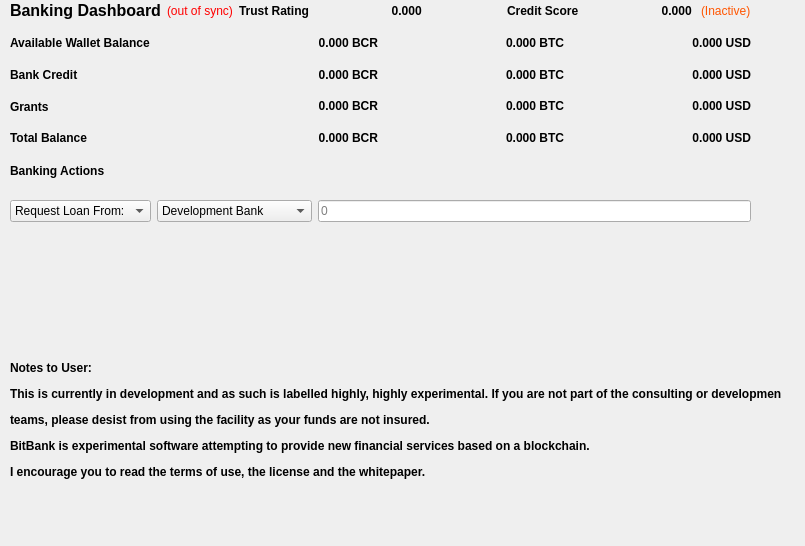
This is src/qt/forms/bankoverview.ui in thelonecrouton/bitcredit as Qt 5 draws it before an edit. The edited form follows.
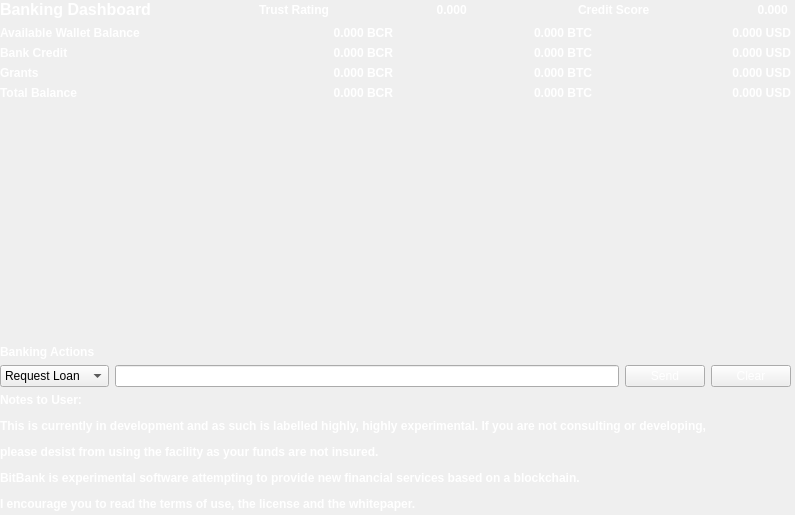
This is the edited form. Icons and pictures are not drawn. Custom widgets are drawn as their Qt base class.

Commit message: Recover changes made in master2

The edit to the form file:
```diff
--- a/src/qt/forms/bankoverview.ui
+++ b/src/qt/forms/bankoverview.ui
@@ -1,27 +1,189 @@
 <?xml version="1.0" encoding="UTF-8"?>
 <ui version="4.0">
- <class>Form</class>
- <widget class="QWidget" name="Form">
+ <class>BankOverview</class>
+ <widget class="QWidget" name="BankOverview">
   <property name="geometry">
    <rect>
     <x>0</x>
     <y>0</y>
-    <width>805</width>
-    <height>546</height>
+    <width>795</width>
+    <height>515</height>
    </rect>
   </property>
   <property name="windowTitle">
    <string>Form</string>
   </property>
-  <widget class="QWidget" name="gridLayoutWidget">
+  <widget class="QWidget" name="verticalLayoutWidget">
    <property name="geometry">
     <rect>
-     <x>10</x>
-     <y>30</y>
-     <width>741</width>
-     <height>121</height>
+     <x>0</x>
+     <y>0</y>
+     <width>791</width>
+     <height>511</height>
     </rect>
    </property>
+   <layout class="QVBoxLayout" name="verticalLayout">
+    <item>
+     <layout class="QHBoxLayout" name="horizontalLayout">
+      <item>
+       <widget class="QLabel" name="label_3">
+        <property name="font">
+         <font>
+          <weight>75</weight>
+          <bold>true</bold>
+         </font>
+        </property>
+        <property name="styleSheet">
+         <string notr="true">color: rgb(255, 255, 255);</string>
+        </property>
+        <property name="text">
+         <string>&lt;html&gt;&lt;head/&gt;&lt;body&gt;&lt;p&gt;&lt;span style=&quot; font-size:12pt;&quot;&gt;Banking Dashboard&lt;/span&gt;&lt;/p&gt;&lt;/body&gt;&lt;/html&gt;</string>
+        </property>
+       </widget>
+      </item>
+      <item>
+       <spacer name="horizontalSpacer_5">
+        <property name="orientation">
+         <enum>Qt::Horizontal</enum>
+        </property>
+        <property name="sizeHint" stdset="0">
+         <size>
+          <width>40</width>
+          <height>20</height>
+         </size>
+        </property>
+       </spacer>
+      </item>
+      <item>
+       <widget class="QLabel" name="label_9">
+        <property name="font">
+         <font>
+          <weight>75</weight>
+          <bold>true</bold>
+         </font>
+        </property>
+        <property name="styleSheet">
+         <string notr="true">color: rgb(255, 255, 255);</string>
+        </property>
+        <property name="text">
+         <string>&lt;html&gt;&lt;head/&gt;&lt;body&gt;&lt;p&gt;Trust Rating&lt;/p&gt;&lt;/body&gt;&lt;/html&gt;</string>
+        </property>
+       </widget>
+      </item>
+      <item>
+       <spacer name="horizontalSpacer_4">
+        <property name="orientation">
+         <enum>Qt::Horizontal</enum>
+        </property>
+        <property name="sizeHint" stdset="0">
+         <size>
+          <width>40</width>
+          <height>20</height>
+         </size>
+        </property>
+       </spacer>
+      </item>
+      <item>
+       <widget class="QLabel" name="trustrating">
+        <property name="font">
+         <font>
+          <weight>75</weight>
+          <bold>true</bold>
+         </font>
+        </property>
+        <property name="cursor">
+         <cursorShape>IBeamCursor</cursorShape>
+        </property>
+        <property name="toolTip">
+         <string>Your current total balance</string>
+        </property>
+        <property name="styleSheet">
+         <string notr="true">color: rgb(255, 255, 255);</string>
+        </property>
+        <property name="text">
+         <string notr="true">0.000 </string>
+        </property>
+        <property name="alignment">
+         <set>Qt::AlignRight|Qt::AlignTrailing|Qt::AlignVCenter</set>
+        </property>
+        <property name="textInteractionFlags">
+         <set>Qt::LinksAccessibleByMouse|Qt::TextSelectableByKeyboard|Qt::TextSelectableByMouse</set>
+        </property>
+       </widget>
+      </item>
+      <item>
+       <spacer name="horizontalSpacer_3">
+        <property name="orientation">
+         <enum>Qt::Horizontal</enum>
+        </property>
+        <property name="sizeHint" stdset="0">
+         <size>
+          <width>40</width>
+          <height>20</height>
+         </size>
+        </property>
+       </spacer>
+      </item>
+      <item>
+       <widget class="QLabel" name="label_8">
+        <property name="font">
+         <font>
+          <weight>75</weight>
+          <bold>true</bold>
+         </font>
+        </property>
+        <property name="styleSheet">
+         <string notr="true">color: rgb(255, 255, 255);</string>
+        </property>
+        <property name="text">
+         <string>&lt;html&gt;&lt;head/&gt;&lt;body&gt;&lt;p&gt;Credit Score&lt;/p&gt;&lt;/body&gt;&lt;/html&gt;</string>
+        </property>
+       </widget>
+      </item>
+      <item>
+       <spacer name="horizontalSpacer_2">
+        <property name="orientation">
+         <enum>Qt::Horizontal</enum>
+        </property>
+        <property name="sizeHint" stdset="0">
+         <size>
+          <width>40</width>
+          <height>20</height>
+         </size>
+        </property>
+       </spacer>
+      </item>
+      <item>
+       <widget class="QLabel" name="creditscore">
+        <property name="font">
+         <font>
+          <weight>75</weight>
+          <bold>true</bold>
+         </font>
+        </property>
+        <property name="cursor">
+         <cursorShape>IBeamCursor</cursorShape>
+        </property>
+        <property name="toolTip">
+         <string>Your current total balance</string>
+        </property>
+        <property name="styleSheet">
+         <string notr="true">color: rgb(255, 255, 255);</string>
+        </property>
+        <property name="text">
+         <string notr="true">0.000 </string>
+        </property>
+        <property name="alignment">
+         <set>Qt::AlignRight|Qt::AlignTrailing|Qt::AlignVCenter</set>
+        </property>
+        <property name="textInteractionFlags">
+         <set>Qt::LinksAccessibleByMouse|Qt::TextSelectableByKeyboard|Qt::TextSelectableByMouse</set>
+        </property>
+       </widget>
+      </item>
+     </layout>
+    </item>
+    <item>
    <layout class="QGridLayout" name="gridLayout">
     <item row="1" column="0">
      <widget class="QLabel" name="label_1">
@@ -31,6 +193,9 @@
         <bold>true</bold>
        </font>
       </property>
+        <property name="styleSheet">
+         <string notr="true">color: rgb(255, 255, 255);</string>
+        </property>
       <property name="text">
        <string>Available Wallet Balance</string>
       </property>
@@ -50,6 +215,9 @@
       <property name="toolTip">
        <string>Your current total balance</string>
       </property>
+        <property name="styleSheet">
+         <string notr="true">color: rgb(255, 255, 255);</string>
+        </property>
       <property name="text">
        <string notr="true">0.000 BCR</string>
       </property>
@@ -69,6 +237,9 @@
         <bold>true</bold>
        </font>
       </property>
+        <property name="styleSheet">
+         <string notr="true">color: rgb(255, 255, 255);</string>
+        </property>
       <property name="text">
        <string>Total Balance</string>
       </property>
@@ -88,6 +259,9 @@
       <property name="toolTip">
        <string>Current total balance in watch-only addresses</string>
       </property>
+        <property name="styleSheet">
+         <string notr="true">color: rgb(255, 255, 255);</string>
+        </property>
       <property name="text">
        <string notr="true">0.000 BTC</string>
       </property>
@@ -113,6 +287,9 @@
       <property name="toolTip">
        <string>Current total balance in watch-only addresses</string>
       </property>
+        <property name="styleSheet">
+         <string notr="true">color: rgb(255, 255, 255);</string>
+        </property>
       <property name="text">
        <string notr="true">0.000 BCR</string>
       </property>
@@ -138,6 +315,9 @@
       <property name="toolTip">
        <string>Current total balance in watch-only addresses</string>
       </property>
+        <property name="styleSheet">
+         <string notr="true">color: rgb(255, 255, 255);</string>
+        </property>
       <property name="text">
        <string notr="true">0.000 BCR</string>
       </property>
@@ -157,6 +337,9 @@
         <bold>true</bold>
        </font>
       </property>
+        <property name="styleSheet">
+         <string notr="true">color: rgb(255, 255, 255);</string>
+        </property>
       <property name="text">
        <string>Bank Credit</string>
       </property>
@@ -170,6 +353,9 @@
         <bold>true</bold>
        </font>
       </property>
+        <property name="styleSheet">
+         <string notr="true">color: rgb(255, 255, 255);</string>
+        </property>
       <property name="text">
        <string>Grants</string>
       </property>
@@ -189,6 +375,9 @@
       <property name="toolTip">
        <string>Current total balance in watch-only addresses</string>
       </property>
+        <property name="styleSheet">
+         <string notr="true">color: rgb(255, 255, 255);</string>
+        </property>
       <property name="text">
        <string notr="true">0.000 BCR</string>
       </property>
@@ -214,6 +403,9 @@
       <property name="toolTip">
        <string>Your current total balance</string>
       </property>
+        <property name="styleSheet">
+         <string notr="true">color: rgb(255, 255, 255);</string>
+        </property>
       <property name="text">
        <string notr="true">0.000 BTC</string>
       </property>
@@ -239,6 +431,9 @@
       <property name="toolTip">
        <string>Current total balance in watch-only addresses</string>
       </property>
+        <property name="styleSheet">
+         <string notr="true">color: rgb(255, 255, 255);</string>
+        </property>
       <property name="text">
        <string notr="true">0.000 BTC</string>
       </property>
@@ -264,6 +459,9 @@
       <property name="toolTip">
        <string>Current total balance in watch-only addresses</string>
       </property>
+        <property name="styleSheet">
+         <string notr="true">color: rgb(255, 255, 255);</string>
+        </property>
       <property name="text">
        <string notr="true">0.000 BTC</string>
       </property>
@@ -289,6 +487,9 @@
       <property name="toolTip">
        <string>Current total balance in watch-only addresses</string>
       </property>
+        <property name="styleSheet">
+         <string notr="true">color: rgb(255, 255, 255);</string>
+        </property>
       <property name="text">
        <string notr="true">0.000 USD</string>
       </property>
@@ -314,6 +515,9 @@
       <property name="toolTip">
        <string>Current total balance in watch-only addresses</string>
       </property>
+        <property name="styleSheet">
+         <string notr="true">color: rgb(255, 255, 255);</string>
+        </property>
       <property name="text">
        <string notr="true">0.000 USD</string>
       </property>
@@ -339,6 +543,9 @@
       <property name="toolTip">
        <string>Current total balance in watch-only addresses</string>
       </property>
+        <property name="styleSheet">
+         <string notr="true">color: rgb(255, 255, 255);</string>
+        </property>
       <property name="text">
        <string notr="true">0.000 USD</string>
       </property>
@@ -364,6 +571,9 @@
       <property name="toolTip">
        <string>Your current total balance</string>
       </property>
+        <property name="styleSheet">
+         <string notr="true">color: rgb(255, 255, 255);</string>
+        </property>
       <property name="text">
        <string notr="true">0.000 USD</string>
       </property>
@@ -376,194 +586,53 @@
      </widget>
     </item>
    </layout>
-  </widget>
-  <widget class="QWidget" name="horizontalLayoutWidget">
+    </item>
+    <item>
+     <widget class="QScrollArea" name="scrollArea">
+      <property name="frameShape">
+       <enum>QFrame::NoFrame</enum>
+      </property>
+      <property name="widgetResizable">
+       <bool>true</bool>
+      </property>
+      <widget class="QWidget" name="scrollAreaWidgetContents">
    <property name="geometry">
     <rect>
-     <x>10</x>
+         <x>0</x>
      <y>0</y>
-     <width>741</width>
-     <height>22</height>
-    </rect>
-   </property>
-   <layout class="QHBoxLayout" name="horizontalLayout">
-    <item>
-     <widget class="QLabel" name="label_3">
-      <property name="font">
-       <font>
-        <weight>75</weight>
-        <bold>true</bold>
-       </font>
-      </property>
-      <property name="text">
-       <string>&lt;html&gt;&lt;head/&gt;&lt;body&gt;&lt;p&gt;&lt;span style=&quot; font-size:12pt;&quot;&gt;Banking Dashboard&lt;/span&gt;&lt;/p&gt;&lt;/body&gt;&lt;/html&gt;</string>
-      </property>
-     </widget>
-    </item>
+         <width>789</width>
+         <height>231</height>
+        </rect>
+       </property>
+       <layout class="QVBoxLayout" name="verticalLayout_2" stretch="0,0">
+        <property name="margin">
+         <number>0</number>
+        </property>
     <item>
-     <widget class="QLabel" name="labelWalletStatus">
-      <property name="cursor">
-       <cursorShape>WhatsThisCursor</cursorShape>
-      </property>
-      <property name="toolTip">
-       <string>The displayed information may be out of date. Your wallet automatically synchronizes with the Bitcredits network after a connection is established, but this process has not completed yet.</string>
-      </property>
-      <property name="styleSheet">
-       <string notr="true">QLabel { color: red; }</string>
-      </property>
-      <property name="text">
-       <string notr="true">&lt;html&gt;&lt;head/&gt;&lt;body&gt;&lt;p&gt;(out of sync)&lt;/p&gt;&lt;/body&gt;&lt;/html&gt;</string>
-      </property>
-      <property name="alignment">
-       <set>Qt::AlignLeading|Qt::AlignLeft|Qt::AlignVCenter</set>
-      </property>
-     </widget>
+         <layout class="QVBoxLayout" name="entries">
+          <property name="spacing">
+           <number>6</number>
+          </property>
+         </layout>
     </item>
     <item>
-     <widget class="QLabel" name="label_9">
-      <property name="font">
-       <font>
-        <weight>75</weight>
-        <bold>true</bold>
-       </font>
-      </property>
-      <property name="text">
-       <string>&lt;html&gt;&lt;head/&gt;&lt;body&gt;&lt;p&gt;Trust Rating&lt;/p&gt;&lt;/body&gt;&lt;/html&gt;</string>
-      </property>
-     </widget>
-    </item>
-    <item>
-     <spacer name="horizontalSpacer_4">
+         <spacer name="verticalSpacer">
       <property name="orientation">
-       <enum>Qt::Horizontal</enum>
+           <enum>Qt::Vertical</enum>
       </property>
       <property name="sizeHint" stdset="0">
        <size>
-        <width>40</width>
-        <height>20</height>
+            <width>20</width>
+            <height>40</height>
        </size>
       </property>
      </spacer>
     </item>
-    <item>
-     <widget class="QLabel" name="labelTotal_2">
-      <property name="font">
-       <font>
-        <weight>75</weight>
-        <bold>true</bold>
-       </font>
-      </property>
-      <property name="cursor">
-       <cursorShape>IBeamCursor</cursorShape>
-      </property>
-      <property name="toolTip">
-       <string>Your current total balance</string>
-      </property>
-      <property name="text">
-       <string notr="true">0.000 </string>
-      </property>
-      <property name="alignment">
-       <set>Qt::AlignRight|Qt::AlignTrailing|Qt::AlignVCenter</set>
-      </property>
-      <property name="textInteractionFlags">
-       <set>Qt::LinksAccessibleByMouse|Qt::TextSelectableByKeyboard|Qt::TextSelectableByMouse</set>
-      </property>
-     </widget>
-    </item>
-    <item>
-     <spacer name="horizontalSpacer_3">
-      <property name="orientation">
-       <enum>Qt::Horizontal</enum>
-      </property>
-      <property name="sizeHint" stdset="0">
-       <size>
-        <width>40</width>
-        <height>20</height>
-       </size>
-      </property>
-     </spacer>
-    </item>
-    <item>
-     <widget class="QLabel" name="label_8">
-      <property name="font">
-       <font>
-        <weight>75</weight>
-        <bold>true</bold>
-       </font>
-      </property>
-      <property name="text">
-       <string>&lt;html&gt;&lt;head/&gt;&lt;body&gt;&lt;p&gt;Credit Score&lt;/p&gt;&lt;/body&gt;&lt;/html&gt;</string>
-      </property>
+       </layout>
+      </widget>
      </widget>
     </item>
     <item>
-     <spacer name="horizontalSpacer_2">
-      <property name="orientation">
-       <enum>Qt::Horizontal</enum>
-      </property>
-      <property name="sizeHint" stdset="0">
-       <size>
-        <width>40</width>
-        <height>20</height>
-       </size>
-      </property>
-     </spacer>
-    </item>
-    <item>
-     <widget class="QLabel" name="labelTotal_3">
-      <property name="font">
-       <font>
-        <weight>75</weight>
-        <bold>true</bold>
-       </font>
-      </property>
-      <property name="cursor">
-       <cursorShape>IBeamCursor</cursorShape>
-      </property>
-      <property name="toolTip">
-       <string>Your current total balance</string>
-      </property>
-      <property name="text">
-       <string notr="true">0.000 </string>
-      </property>
-      <property name="alignment">
-       <set>Qt::AlignRight|Qt::AlignTrailing|Qt::AlignVCenter</set>
-      </property>
-      <property name="textInteractionFlags">
-       <set>Qt::LinksAccessibleByMouse|Qt::TextSelectableByKeyboard|Qt::TextSelectableByMouse</set>
-      </property>
-     </widget>
-    </item>
-    <item>
-     <widget class="QLabel" name="labelWalletStatus_2">
-      <property name="cursor">
-       <cursorShape>WhatsThisCursor</cursorShape>
-      </property>
-      <property name="toolTip">
-       <string>The displayed information may be out of date. Your wallet automatically synchronizes with the Bitcredits network after a connection is established, but this process has not completed yet.</string>
-      </property>
-      <property name="styleSheet">
-       <string notr="true">QLabel { color: red; }</string>
-      </property>
-      <property name="text">
-       <string notr="true">&lt;html&gt;&lt;head/&gt;&lt;body&gt;&lt;p&gt;&lt;span style=&quot; color:#ff5500;&quot;&gt;(Inactive)&lt;/span&gt;&lt;/p&gt;&lt;/body&gt;&lt;/html&gt;</string>
-      </property>
-      <property name="alignment">
-       <set>Qt::AlignLeading|Qt::AlignLeft|Qt::AlignVCenter</set>
-      </property>
-     </widget>
-    </item>
-   </layout>
-  </widget>
-  <widget class="QWidget" name="horizontalLayoutWidget_2">
-   <property name="geometry">
-    <rect>
-     <x>10</x>
-     <y>160</y>
-     <width>741</width>
-     <height>22</height>
-    </rect>
-   </property>
    <layout class="QHBoxLayout" name="horizontalLayout_2">
     <item>
      <widget class="QLabel" name="label_10">
@@ -573,90 +642,93 @@
         <bold>true</bold>
        </font>
       </property>
+        <property name="styleSheet">
+         <string notr="true">color: rgb(255, 255, 255);</string>
+        </property>
       <property name="text">
        <string>Banking Actions</string>
       </property>
      </widget>
     </item>
    </layout>
-  </widget>
-  <widget class="QWidget" name="horizontalLayoutWidget_3">
-   <property name="geometry">
-    <rect>
-     <x>10</x>
-     <y>200</y>
-     <width>741</width>
-     <height>22</height>
-    </rect>
-   </property>
+    </item>
+    <item>
    <layout class="QHBoxLayout" name="horizontalLayout_3">
     <item>
-     <widget class="QComboBox" name="comboBox_3">
+       <widget class="QComboBox" name="payTo">
       <item>
        <property name="text">
-        <string>Request Loan From:</string>
+          <string>Request Loan</string>
        </property>
       </item>
       <item>
        <property name="text">
-        <string>Deposit To:</string>
+          <string>Grant Reserve</string>
        </property>
       </item>
      </widget>
     </item>
     <item>
-     <widget class="QComboBox" name="comboBox">
-      <item>
-       <property name="text">
-        <string>Development Bank</string>
-       </property>
+       <widget class="BitcreditAmountField" name="payAmount"/>
       </item>
       <item>
-       <property name="text">
-        <string>Development Grant</string>
-       </property>
-      </item>
-      <item>
+       <widget class="QPushButton" name="send">
+        <property name="styleSheet">
+         <string notr="true">color: rgb(255, 255, 255);</string>
+        </property>
        <property name="text">
-        <string>Development Reserve</string>
-       </property>
+         <string>Send</string>
+        </property>
+       </widget>
       </item>
       <item>
+       <widget class="QPushButton" name="clearButton">
+        <property name="sizePolicy">
+         <sizepolicy hsizetype="Minimum" vsizetype="Fixed">
+          <horstretch>0</horstretch>
+          <verstretch>0</verstretch>
+         </sizepolicy>
+        </property>
+        <property name="toolTip">
+         <string>Clear all fields of the form.</string>
+        </property>
+        <property name="styleSheet">
+         <string notr="true">color: rgb(255, 255, 255);</string>
+        </property>
        <property name="text">
-        <string>Developer Tip Account</string>
-       </property>
-      </item>
-     </widget>
-    </item>
-    <item>
-     <widget class="QLineEdit" name="amount">
-      <property name="maximumSize">
-       <size>
-        <width>450</width>
-        <height>16777215</height>
-       </size>
-      </property>
-      <property name="placeholderText">
-       <string>0</string>
+         <string>Clear</string>
+        </property>
+        <property name="icon">
+         <iconset resource="../bitcredit.qrc">
+          <normaloff>:/icons/remove</normaloff>:/icons/remove</iconset>
+        </property>
+        <property name="autoDefault">
+         <bool>false</bool>
       </property>
      </widget>
     </item>
    </layout>
-  </widget>
+    </item>
+    <item>
   <widget class="QLabel" name="label">
-   <property name="geometry">
-    <rect>
-     <x>10</x>
-     <y>315</y>
-     <width>771</width>
-     <height>211</height>
-    </rect>
-   </property>
    <property name="text">
-    <string>&lt;html&gt;&lt;head/&gt;&lt;body&gt;&lt;p&gt;&lt;span style=&quot; font-weight:600;&quot;&gt;Notes to User: &lt;/span&gt;&lt;/p&gt;&lt;p&gt;&lt;span style=&quot; font-weight:600;&quot;&gt;This is currently in development and as such is labelled highly, highly experimental. If you are not part of the consulting or development &lt;/span&gt;&lt;/p&gt;&lt;p&gt;&lt;span style=&quot; font-weight:600;&quot;&gt;teams, please desist from using the facility as your funds are not insured. &lt;/span&gt;&lt;/p&gt;&lt;p&gt;&lt;span style=&quot; font-weight:600;&quot;&gt;BitBank is experimental software attempting to provide new financial services based on a blockchain. &lt;/span&gt;&lt;/p&gt;&lt;p&gt;&lt;span style=&quot; font-weight:600;&quot;&gt;I encourage you to read the terms of use, the license and the whitepaper. &lt;/span&gt;&lt;/p&gt;&lt;/body&gt;&lt;/html&gt;</string>
-   </property>
-  </widget>
- </widget>
- <resources/>
+       <string>&lt;html&gt;&lt;head/&gt;&lt;body&gt;&lt;p&gt;&lt;span style=&quot; font-weight:600; color:#ffffff;&quot;&gt;Notes to User: &lt;/span&gt;&lt;/p&gt;&lt;p&gt;&lt;span style=&quot; font-weight:600; color:#ffffff;&quot;&gt;This is currently in development and as such is labelled highly, highly experimental. If you are not consulting or developing, &lt;/span&gt;&lt;/p&gt;&lt;p&gt;&lt;span style=&quot; font-weight:600; color:#ffffff;&quot;&gt;please desist from using the facility as your funds are not insured. &lt;/span&gt;&lt;/p&gt;&lt;p&gt;&lt;span style=&quot; font-weight:600; color:#ffffff;&quot;&gt;BitBank is experimental software attempting to provide new financial services based on a blockchain. &lt;/span&gt;&lt;/p&gt;&lt;p&gt;&lt;span style=&quot; font-weight:600; color:#ffffff;&quot;&gt;I encourage you to read the terms of use, the license and the whitepaper. &lt;/span&gt;&lt;/p&gt;&lt;/body&gt;&lt;/html&gt;</string>
+      </property>
+     </widget>
+    </item>
+   </layout>
+  </widget>
+ </widget>
+ <customwidgets>
+  <customwidget>
+   <class>BitcreditAmountField</class>
+   <extends>QLineEdit</extends>
+   <header>bitcreditamountfield.h</header>
+   <container>1</container>
+  </customwidget>
+ </customwidgets>
+ <resources>
+  <include location="../bitcredit.qrc"/>
+ </resources>
  <connections/>
 </ui>
```
Lines whose indentation alone changed are shown as unchanged. The commit also changes 2 other files.
